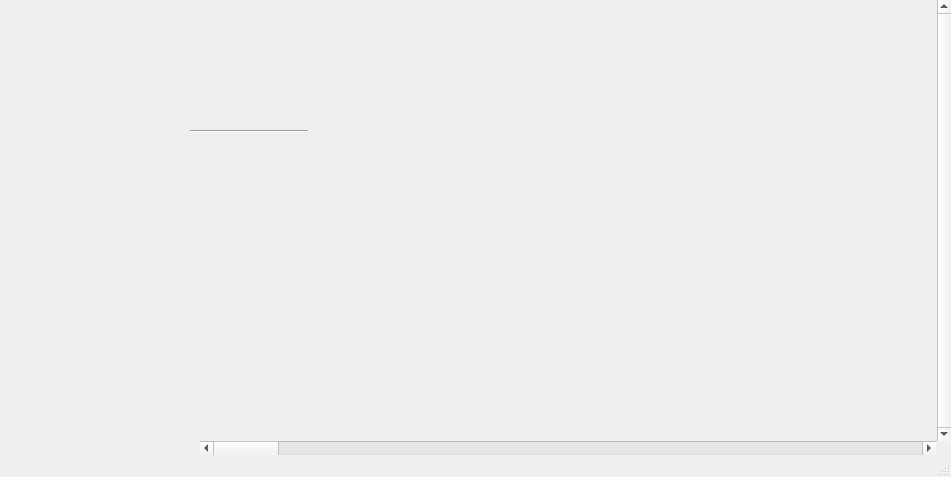
Before: the Qt Designer form ui/timeline_window.ui in mikeboers/ScoreBee, drawn with Qt 5.
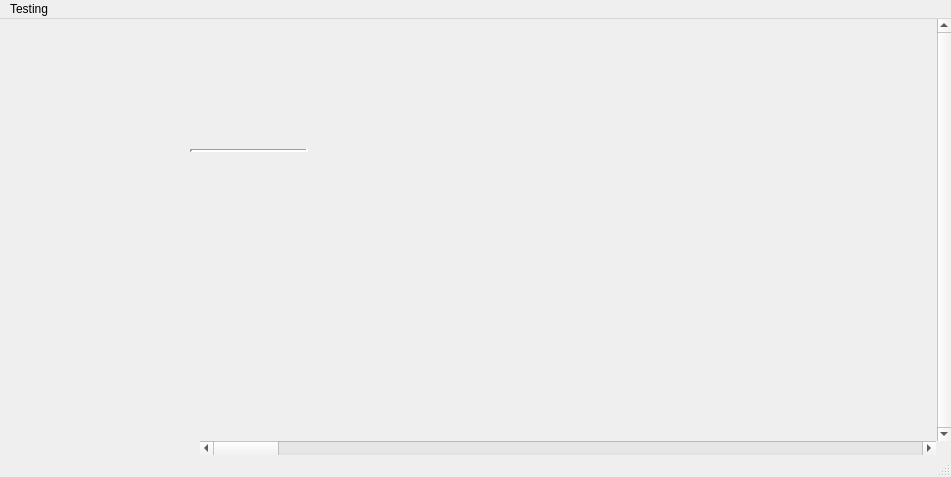
After: the same form once the commit is applied.

```diff
--- a/ui/timeline_window.ui
+++ b/ui/timeline_window.ui
@@ -77,6 +77,9 @@
           <height>3</height>
          </rect>
         </property>
+        <property name="lineWidth">
+         <number>3</number>
+        </property>
         <property name="orientation">
          <enum>Qt::Horizontal</enum>
         </property>
@@ -141,6 +144,13 @@
      <height>22</height>
     </rect>
    </property>
+   <widget class="QMenu" name="menuTesting">
+    <property name="title">
+     <string>Testing</string>
+    </property>
+    <addaction name="actionBlah"/>
+   </widget>
+   <addaction name="menuTesting"/>
   </widget>
   <widget class="QStatusBar" name="statusbar">
    <property name="enabled">
```
Left out of the diff: 8 changed lines with no effect on the pictures.
